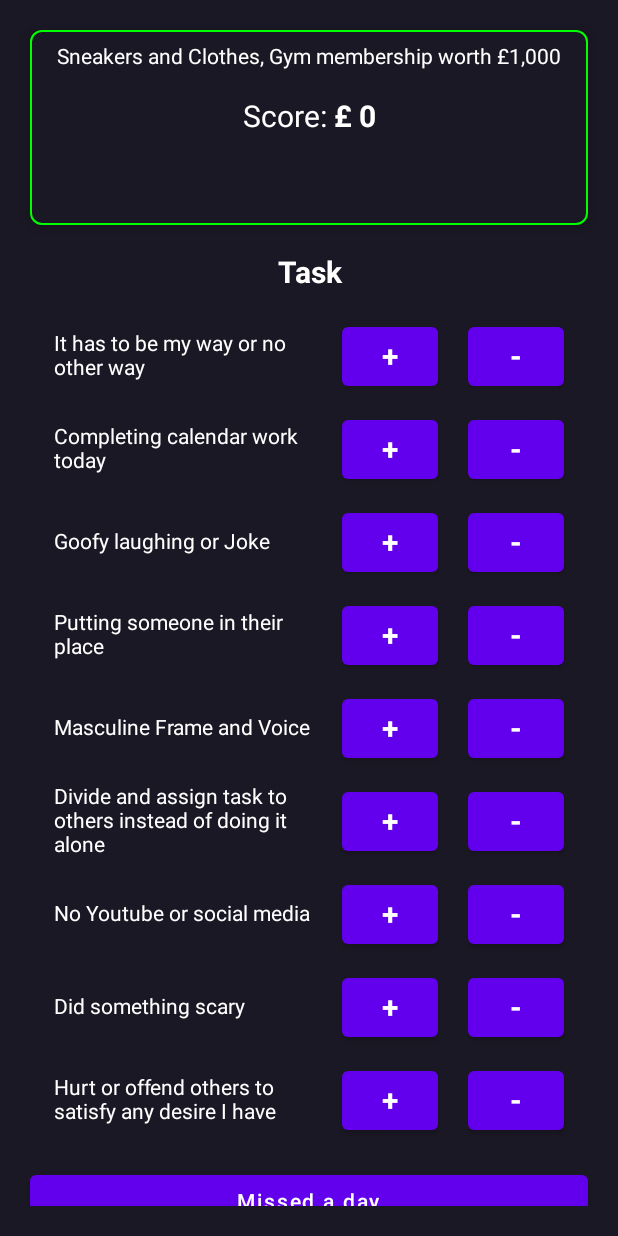
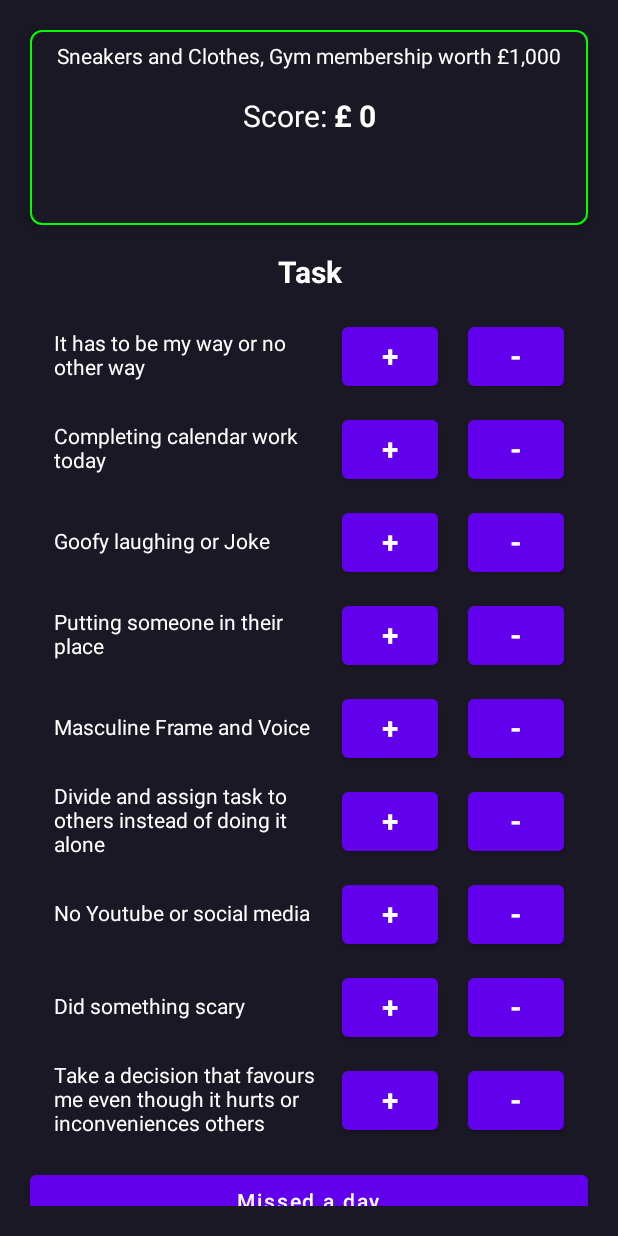
Before and after one commit to emperor006/Weeklys, an Android app built with Jetpack Compose: the screen it shows after launch (MainActivity), after a tap on "Missed a day", on a phone screen of 412 x 824 dp. Run offline under Robolectric (Android 15) with nearby library versions, the phone set to English and light mode, and no system bars; our stand-ins replace Room's generated code.

```diff
--- a/app/src/main/java/com/app/weekls/data/money.kt
+++ b/app/src/main/java/com/app/weekls/data/money.kt
@@ -6,6 +6,6 @@ import androidx.room.PrimaryKey
 @Entity
 data class Money(
     val amount:Int,
-    @PrimaryKey(autoGenerate = true)
-    val id:Int=0,
+    @PrimaryKey()
+    val id:Int=808,
 )
--- a/app/src/main/java/com/app/weekls/state/RewardState.kt
+++ b/app/src/main/java/com/app/weekls/state/RewardState.kt
@@ -3,8 +3,8 @@ package com.app.weekls.state
 import com.app.weekls.data.Money
 import com.app.weekls.enums.SortType
 
-class RewardState(
-    var money:List<Money> = emptyList(),
-    var balance: Int = 0,
-    var sortType: SortType=SortType.ALL
+data class RewardState(
+    val money:List<Money> = emptyList(),
+    val balance: Int = 0,
+    val sortType: SortType=SortType.ALL
     )
--- a/app/src/main/java/com/app/weekls/viewModel/BalanceViewModel.kt
+++ b/app/src/main/java/com/app/weekls/viewModel/BalanceViewModel.kt
@@ -1,5 +1,6 @@
 package com.app.weekls.viewModel
 
+import android.util.Log
 import androidx.lifecycle.ViewModel
 import androidx.lifecycle.viewModelScope
 import com.app.weekls.dao.BehaviorDao
@@ -11,55 +12,61 @@ import kotlinx.coroutines.flow.*
 import kotlinx.coroutines.launch
 
 class BalanceViewModel(private val dao: BehaviorDao) : ViewModel() {
+
+    //I believe the app can do without sortType
     private val _sortType = MutableStateFlow(SortType.ALL)
 
-    private val _earnings = _sortType.flatMapLatest { _sortType ->
-        when (_sortType) {
+    private val _earnings = _sortType.flatMapLatest { sortType ->
+        when (sortType) {
             SortType.ALL -> dao.getBalance()
             SortType.GETALL -> dao.getBalance()
         }
     }.stateIn(viewModelScope, SharingStarted.WhileSubscribed(), emptyList())
 
     private val _rewardState = MutableStateFlow(RewardState())
-    val state = combine(_rewardState, _sortType,_earnings) {state,ortType,earnings ->
-        state.apply {
-            money= earnings
-            sortType=ortType
-        }
-    }.stateIn(viewModelScope, SharingStarted.WhileSubscribed(5000),RewardState())
 
+    val state = combine(_rewardState, _sortType, _earnings) { state, ortType, earnings ->
+        state.copy(
+            money = earnings,
+            //balance = earnings.size,
+            sortType = ortType
+        )
+    }.stateIn(viewModelScope, SharingStarted.WhileSubscribed(5000), RewardState())
 
     fun onEvent(event: RewardEvents) {
         when (event) {
 
             is RewardEvents.ManipulateBalance -> {
-                val bal= state.value.balance ?: return;
-                val money= Money(amount = bal)
+                val bal = state.value.balance ?: return;
+                val money = Money(amount = bal)
 
                 viewModelScope.launch {
                     dao.upsertBalance(money)
                 }
-//                _rewardState.update { it.apply {
-//                    balance=0
-//                }
-               // }
 
+                _rewardState.update {
+                    it.copy(balance = 0)
+                }
             }
+
 
             RewardEvents.SaveMoney -> {}
 
+
             is RewardEvents.SetNewBalance -> {
                 _rewardState.update {
-                    it.apply {
+                    it.copy(
                         balance = event.newBal
-                    }
+                    )
                 }
             }
+
             is RewardEvents.SortLolz -> {
                 _sortType.value = event.sortType;
             }
+
         }
+
     }
 
-
 }
--- a/app/src/main/java/com/app/weekls/Home.kt
+++ b/app/src/main/java/com/app/weekls/widgets/Home.kt
@@ -4,6 +4,7 @@ import androidx.compose.foundation.background
 import androidx.compose.foundation.clickable
 import androidx.compose.foundation.layout.*
 import androidx.compose.foundation.lazy.LazyColumn
+import androidx.compose.foundation.lazy.items
 import androidx.compose.foundation.rememberScrollState
 import androidx.compose.foundation.verticalScroll
 import androidx.compose.material.Button
@@ -26,7 +27,7 @@ import com.app.weekls.state.RewardState
 @Composable
 fun Home(
     state: RewardState,
-    onEvent: (RewardEvents)-> Unit
+    onEvent: (RewardEvents) -> Unit
 ) {
 
     return Column(
@@ -37,17 +38,20 @@ fun Home(
             .padding(20.dp),
     ) {
         Scoreboard(state, onEvent)
+
         Spacer(modifier = Modifier.height(20.dp))
         Text(
             modifier = Modifier.fillMaxWidth(),
             textAlign = TextAlign.Center,
             text = "Task",
             style = TextStyle(
-                color = Color.White, fontWeight = FontWeight.Bold, fontSize = 20.sp
+                color = Color.White,
+                fontWeight = FontWeight.Bold,
+                fontSize = 20.sp
             )
         )
+
         Spacer(modifier = Modifier.height(20.dp))
-
 
         Column(modifier = Modifier.verticalScroll(rememberScrollState())) {
 
@@ -61,8 +65,9 @@ fun Home(
                 trailing = {
                     Row() {
                         Button(onClick = {
-                            //onEvent(RewardEvents.SetNewBalance(1))
-                            onEvent(RewardEvents.ManipulateBalance(1))
+                            val amount= if(state.money.size==1) state.money[0].amount + 1 else 1
+                            onEvent(RewardEvents.SetNewBalance(amount))
+                            onEvent(RewardEvents.ManipulateBalance(amount))
 
                         }) {
                             Text(
@@ -73,18 +78,21 @@ fun Home(
 
                         Spacer(modifier = Modifier.width(20.dp))
 
-                        Button(onClick = { /*TODO*/ }) {
+                        Button(onClick = {
+                            val amount= if(state.money.size==1) state.money[0].amount - 3 else -3
+                            onEvent(RewardEvents.SetNewBalance(amount))
+                            onEvent(RewardEvents.ManipulateBalance(amount))
+
+                        }) {
                             Text(
                                 text = "-",
                                 style = TextStyle(fontWeight = FontWeight.Bold, fontSize = 20.sp)
                             )
-
                         }
-
                     }
-
                 }
             )
+
             Spacer(modifier = Modifier.height(14.dp))
             ListItem(
                 text = {
@@ -95,7 +103,13 @@ fun Home(
                 },
                 trailing = {
                     Row() {
-                        Button(onClick = { /*TODO*/ }) {
+                        Button(onClick = {
+                            var amount= if(state.money.size==1) state.money[0].amount + 1 else 1
+                            onEvent(RewardEvents.SetNewBalance(amount))
+                            onEvent(RewardEvents.ManipulateBalance(amount))
+
+                        }
+                        ) {
                             Text(
                                 text = "+",
                                 style = TextStyle(fontWeight = FontWeight.Bold, fontSize = 20.sp)
@@ -104,16 +118,18 @@ fun Home(
 
                         Spacer(modifier = Modifier.width(20.dp))
 
-                        Button(onClick = { /*TODO*/ }) {
+                        Button(onClick = {
+                            var amount= if(state.money.size==1) state.money[0].amount - 3 else -3
+                            onEvent(RewardEvents.SetNewBalance(amount))
+                            onEvent(RewardEvents.ManipulateBalance(amount))
+
+                        }) {
                             Text(
                                 text = "-",
                                 style = TextStyle(fontWeight = FontWeight.Bold, fontSize = 20.sp)
                             )
-
                         }
-
                     }
-
                 }
             )
             Spacer(modifier = Modifier.height(14.dp))
@@ -127,16 +143,25 @@ fun Home(
                 },
                 trailing = {
                     Row() {
-                        Button(onClick = { /*TODO*/ }) {
+                        Button(onClick = {
+                            var amount= if(state.money.size==1) state.money[0].amount + 1 else 1
+                            onEvent(RewardEvents.SetNewBalance(amount))
+                            onEvent(RewardEvents.ManipulateBalance(amount))
+
+                        }) {
                             Text(
                                 text = "+",
                                 style = TextStyle(fontWeight = FontWeight.Bold, fontSize = 20.sp)
                             )
                         }
-
                         Spacer(modifier = Modifier.width(20.dp))
 
-                        Button(onClick = { /*TODO*/ }) {
+                        Button(onClick = {
+                            var amount= if(state.money.size==1) state.money[0].amount - 2 else -2
+                            onEvent(RewardEvents.SetNewBalance(amount))
+                            onEvent(RewardEvents.ManipulateBalance(amount))
+
+                        }) {
                             Text(
                                 text = "-",
                                 style = TextStyle(fontWeight = FontWeight.Bold, fontSize = 20.sp)
@@ -159,7 +184,14 @@ fun Home(
                 },
                 trailing = {
                     Row() {
-                        Button(onClick = { /*TODO*/ }) {
+                        Button(onClick = {
+                            var amount= if(state.money.size==1) state.money[0].amount + 1 else 1
+
+                            onEvent(RewardEvents.SetNewBalance(amount))
+                            onEvent(RewardEvents.ManipulateBalance(amount))
+
+
+                        }) {
                             Text(
                                 text = "+",
                                 style = TextStyle(fontWeight = FontWeight.Bold, fontSize = 20.sp)
@@ -168,7 +200,11 @@ fun Home(
 
                         Spacer(modifier = Modifier.width(20.dp))
 
-                        Button(onClick = { /*TODO*/ }) {
+                        Button(onClick = {
+                            var amount= if(state.money.size==1) state.money[0].amount - 2 else -2
+                            onEvent(RewardEvents.SetNewBalance(amount))
+                            onEvent(RewardEvents.ManipulateBalance(amount))
+                        }) {
                             Text(
                                 text = "-",
                                 style = TextStyle(fontWeight = FontWeight.Bold, fontSize = 20.sp)
@@ -192,7 +228,12 @@ fun Home(
                 },
                 trailing = {
                     Row() {
-                        Button(onClick = { /*TODO*/ }) {
+                        Button(onClick = {
+                            var amount= if(state.money.size==1) state.money[0].amount + 2 else 2
+                            onEvent(RewardEvents.SetNewBalance(amount))
+                            onEvent(RewardEvents.ManipulateBalance(amount))
+
+                        }) {
                             Text(
                                 text = "+",
                                 style = TextStyle(fontWeight = FontWeight.Bold, fontSize = 20.sp)
@@ -201,16 +242,18 @@ fun Home(
 
                         Spacer(modifier = Modifier.width(20.dp))
 
-                        Button(onClick = { /*TODO*/ }) {
+                        Button(onClick = {
+                            var amount= if(state.money.size==1) state.money[0].amount - 3 else -3
+                            onEvent(RewardEvents.SetNewBalance(amount))
+                            onEvent(RewardEvents.ManipulateBalance(amount))
+
+                        }) {
                             Text(
                                 text = "-",
                                 style = TextStyle(fontWeight = FontWeight.Bold, fontSize = 20.sp)
                             )
-
                         }
-
                     }
-
                 }
             )
 
@@ -225,7 +268,12 @@ fun Home(
                 },
                 trailing = {
                     Row() {
-                        Button(onClick = { /*TODO*/ }) {
+                        Button(onClick = {
+                            var amount= if(state.money.size==1) state.money[0].amount + 1 else 1
+                            onEvent(RewardEvents.SetNewBalance(amount))
+                            onEvent(RewardEvents.ManipulateBalance(amount))
+
+                        }) {
                             Text(
                                 text = "+",
                                 style = TextStyle(fontWeight = FontWeight.Bold, fontSize = 20.sp)
@@ -234,7 +282,12 @@ fun Home(
 
                         Spacer(modifier = Modifier.width(20.dp))
 
-                        Button(onClick = { /*TODO*/ }) {
+                        Button(onClick = {
+                            var amount= if(state.money.size==1) state.money[0].amount - 1 else -2
+                            onEvent(RewardEvents.SetNewBalance(amount))
+                            onEvent(RewardEvents.ManipulateBalance(amount))
+
+                        }) {
                             Text(
                                 text = "-",
                                 style = TextStyle(fontWeight = FontWeight.Bold, fontSize = 20.sp)
@@ -259,7 +312,13 @@ fun Home(
                 },
                 trailing = {
                     Row() {
-                        Button(onClick = { /*TODO*/ }) {
+                        Button(onClick = {
+                            var amount= if(state.money.size==1) state.money[0].amount + 2 else 2
+
+                            onEvent(RewardEvents.SetNewBalance(amount))
+                            onEvent(RewardEvents.ManipulateBalance(amount))
+
+                        }) {
                             Text(
                                 text = "+",
                                 style = TextStyle(fontWeight = FontWeight.Bold, fontSize = 20.sp)
@@ -268,16 +327,19 @@ fun Home(
 
                         Spacer(modifier = Modifier.width(20.dp))
 
-                        Button(onClick = { /*TODO*/ }) {
+                        Button(onClick = {
+                            var amount= if(state.money.size==1) state.money[0].amount - 3 else -3
+
+                            onEvent(RewardEvents.SetNewBalance(amount))
+                            onEvent(RewardEvents.ManipulateBalance(amount))
+
+                        }) {
                             Text(
                                 text = "-",
                                 style = TextStyle(fontWeight = FontWeight.Bold, fontSize = 20.sp)
                             )
-
                         }
-
                     }
-
                 }
             )
 
@@ -292,7 +354,12 @@ fun Home(
                 },
                 trailing = {
                     Row() {
-                        Button(onClick = { /*TODO*/ }) {
+                        Button(onClick = {
+                            var amount= if(state.money.size==1) state.money[0].amount + 1 else 1
+                            onEvent(RewardEvents.SetNewBalance(amount))
+                            onEvent(RewardEvents.ManipulateBalance(amount))
+
+                        }) {
                             Text(
                                 text = "+",
                                 style = TextStyle(fontWeight = FontWeight.Bold, fontSize = 20.sp)
@@ -301,7 +368,13 @@ fun Home(
 
                         Spacer(modifier = Modifier.width(20.dp))
 
-                        Button(onClick = { /*TODO*/ }) {
+                        Button(onClick = {
+                            var amount= if(state.money.size==1) state.money[0].amount - 1 else -1
+
+                            onEvent(RewardEvents.SetNewBalance(amount))
+                            onEvent(RewardEvents.ManipulateBalance(amount))
+
+                        }) {
                             Text(
                                 text = "-",
                                 style = TextStyle(fontWeight = FontWeight.Bold, fontSize = 20.sp)
@@ -317,13 +390,19 @@ fun Home(
             ListItem(
                 text = {
                     Text(
-                        text = "Hurt or offend others to satisfy any desire I have",
+                        text = "Take a decision that favours me even though it hurts or inconveniences others",
                         style = TextStyle(color = Color.White)
                     )
                 },
                 trailing = {
                     Row() {
-                        Button(onClick = { /*TODO*/ }) {
+                        Button(onClick = {
+                            var amount= if(state.money.size==1) state.money[0].amount + 3 else 3
+
+                            onEvent(RewardEvents.SetNewBalance(amount))
+                            onEvent(RewardEvents.ManipulateBalance(amount))
+
+                        }) {
                             Text(
                                 text = "+",
                                 style = TextStyle(fontWeight = FontWeight.Bold, fontSize = 20.sp)
@@ -332,7 +411,12 @@ fun Home(
 
                         Spacer(modifier = Modifier.width(20.dp))
 
-                        Button(onClick = { /*TODO*/ }) {
+                        Button(onClick = {
+                            var amount= if(state.money.size==1) state.money[0].amount - 1 else 0
+                            onEvent(RewardEvents.SetNewBalance(amount))
+                            onEvent(RewardEvents.ManipulateBalance(amount))
+
+                        }) {
                             Text(
                                 text = "-",
                                 style = TextStyle(fontWeight = FontWeight.Bold, fontSize = 20.sp)
@@ -349,7 +433,8 @@ fun Home(
             Button(
                 modifier = Modifier.fillMaxWidth(),
                 onClick = {
-                /*TODO remove everything he has ever scored */
+                    onEvent(RewardEvents.SetNewBalance(0))
+                    onEvent(RewardEvents.ManipulateBalance(0))
 
                 }) {
                 Text(text = "Missed a day")
@@ -362,12 +447,3 @@ fun Home(
     }
 
 }
-
-fun subtractScore(score: Any): Unit {
-
-
-}
-
-fun missedAday():Unit{
-
-}
--- a/app/src/main/java/com/app/weekls/scorecards.kt
+++ b/app/src/main/java/com/app/weekls/widgets/scorecards.kt
@@ -1,5 +1,6 @@
 package com.app.weekls
 
+import android.util.Log
 import androidx.compose.foundation.BorderStroke
 import androidx.compose.foundation.background
 import androidx.compose.foundation.layout.*
@@ -56,7 +57,7 @@ fun Scoreboard(
             ) {
                 Text(text = "Score: ", style = TextStyle(color = Color.White, fontSize = 20.sp))
                 Text(
-                    text = "£ ${state.balance}",
+                    text = "£ ${if(state.money.size == 1) state.money[0].amount else 0 }",
                     style = TextStyle(
                         fontWeight = FontWeight.Bold,
                         color = Color.White,
--- a/app/src/main/res/values/strings.xml
+++ b/app/src/main/res/values/strings.xml
@@ -1,3 +1,4 @@
 <resources>
     <string name="app_name">Weeklys</string>
+    <string name="title_activity_splashscreen">Splashscreen</string>
 </resources>
```
Also changed, not shown: app/src/main/AndroidManifest.xml (+9 -0 lines), app/src/main/java/com/app/weekls/MainActivity.kt (+6 -8 lines), app/src/main/java/com/app/weekls/Splashscreen.kt (added, +43 -0 lines).
